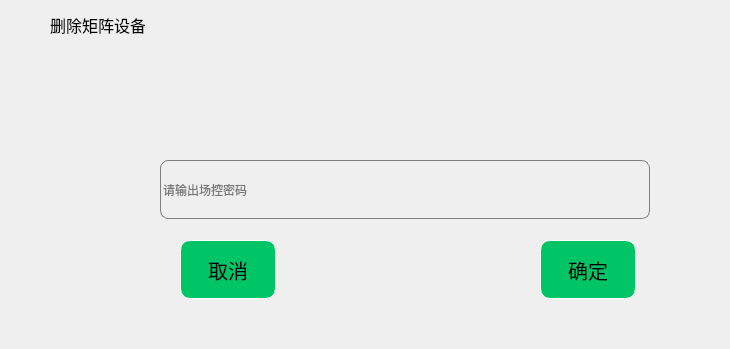
huangjingpei/myobs, file UI/gbs/bizWidgets/GBSRemoveBroker.ui: the form before one commit; both pictures show x 0 to 730 and y 0 to 349 of the 815 by 453 pixel window.
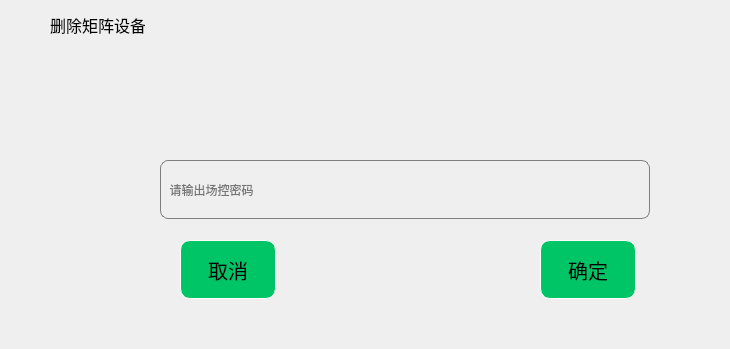
The form after the commit. Icons and pictures are not drawn.

Patch:
```diff
--- a/UI/gbs/bizWidgets/GBSRemoveBroker.ui
+++ b/UI/gbs/bizWidgets/GBSRemoveBroker.ui
@@ -90,7 +90,7 @@
 </string>
     </property>
     <property name="placeholderText">
-     <string>请输出场控密码</string>
+     <string>  请输出场控密码</string>
     </property>
    </widget>
    <widget class="QPushButton" name="btnCancel">
```
